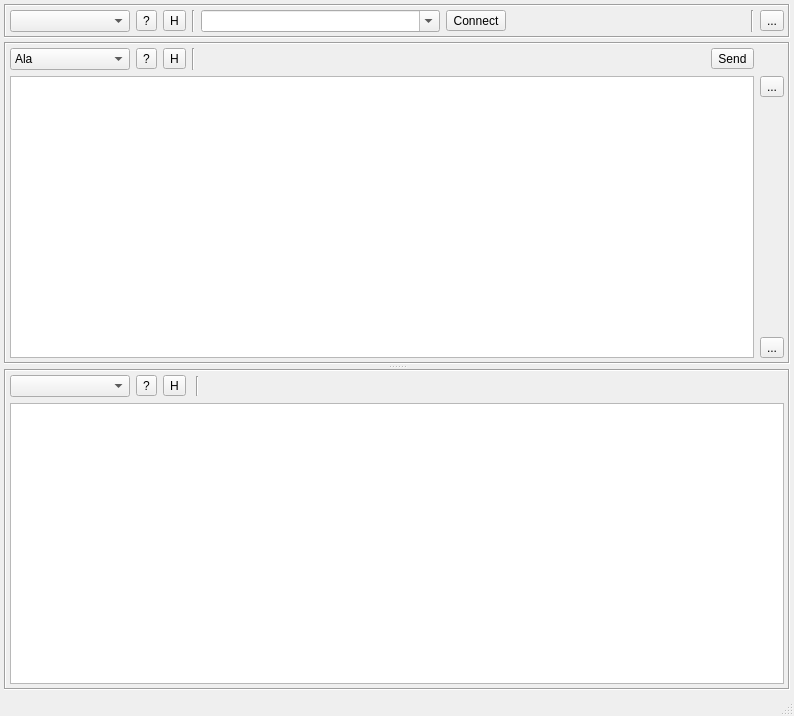
Qt form rs232testng.ui (rafalka/rs232testng) before a commit.
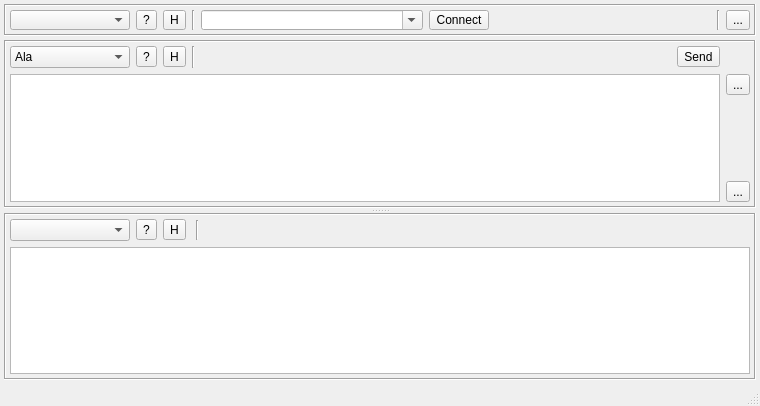
The same form after that commit. Icons and pictures are not drawn.

Commit message: Last version before I've itroduced panels for DataProviders

```diff
--- a/rs232testng.ui
+++ b/rs232testng.ui
@@ -6,8 +6,8 @@
    <rect>
     <x>0</x>
     <y>0</y>
-    <width>794</width>
-    <height>716</height>
+    <width>760</width>
+    <height>406</height>
    </rect>
   </property>
   <property name="windowTitle">
```
The commit also changes 6 other files.
